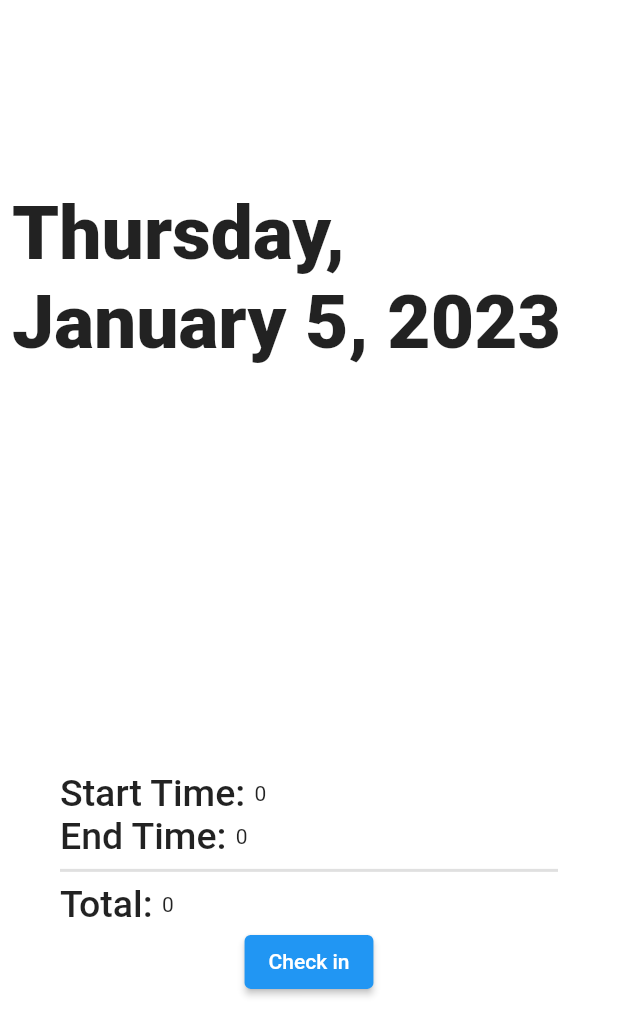
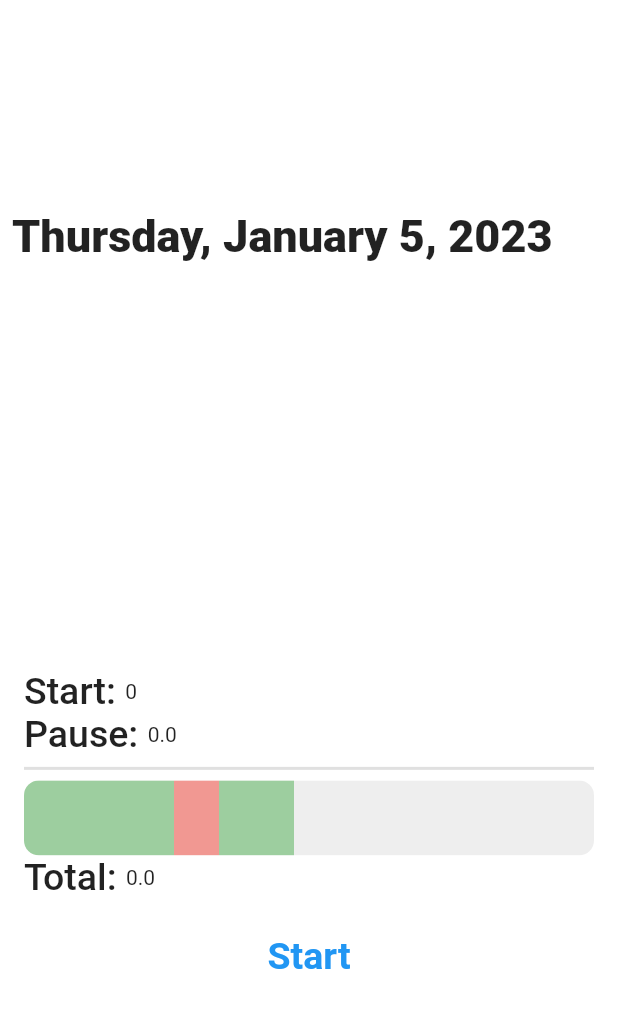
Before and after one commit to Ahmed-Khalifa/my_timesheet, a Flutter app: the screen it shows after launch, on a phone screen of 412 x 824 dp. Shown: the top 1036 px of the screen. Run offline on Flutter 3.47's test engine with Material 2 defaults, Android fonts, the phone set to English and light mode, and no system bars; missing offline and left inert: window_manager.

Commit message:
upload
upload.

```diff
--- /dev/null
+++ b/lib/components/custom_progress_bar.dart
@@ -0,0 +1,42 @@
+import 'package:flutter/material.dart';
+
+class CustomProgressBar extends StatefulWidget {
+  const CustomProgressBar({super.key});
+
+  @override
+  State<CustomProgressBar> createState() => _CustomProgressBarState();
+}
+
+class _CustomProgressBarState extends State<CustomProgressBar> {
+  final double progressHeight = 50.0;
+  @override
+  Widget build(BuildContext context) {
+    return ClipRRect(
+      borderRadius: BorderRadius.circular(10.0),
+      child: Container(
+        color: const Color.fromARGB(255, 238, 238, 238),
+        child: Row(
+          children: [
+            SizedBox(
+              height: progressHeight,
+              width: 100,
+              child: Container(
+                color: Colors.green.withOpacity(0.50),
+              ),
+            ),
+            Container(
+              height: progressHeight,
+              width: 30,
+              color: Colors.red.withOpacity(0.50),
+            ),
+            Container(
+              height: progressHeight,
+              width: 50,
+              color: Colors.green.withOpacity(0.50),
+            )
+          ],
+        ),
+      ),
+    );
+  }
+}
--- a/lib/components/timer_button.dart
+++ b/lib/components/timer_button.dart
@@ -1,27 +1,78 @@
 import 'package:flutter/material.dart';
 import 'package:intl/intl.dart';
-import 'package:my_timesheet/providers/today_timesheet_provider.dart';
-import 'package:provider/provider.dart';
 
-enum STATE { startTimer, stopTimer }
+enum STATE { startState, stopState }
 
 class TimerButton extends StatefulWidget {
-  TimerButton({super.key});
+  const TimerButton({super.key});
 
   @override
   State<TimerButton> createState() => _TimerButtonState();
 }
 
 class _TimerButtonState extends State<TimerButton> {
+  Map<String, Map<String, dynamic>> workHours = {};
+  Map<String, Map<String, dynamic>> breakHours = {};
+  STATE state = STATE.stopState;
+
+  @override
+  void initState() {
+    //getLastStatus();
+    // TODO: implement initState
+    super.initState();
+  }
+
   //final f = DateFormat('dddd hh:mm');
   final f = DateFormat.MMMEd();
   @override
   Widget build(BuildContext context) {
-    return ElevatedButton(
+    TextButton textButton = TextButton(
       onPressed: () {
         print(f.format(DateTime.now()));
       },
-      child: const Text('Check in'),
+      child: const Padding(
+        padding: EdgeInsets.all(16.0),
+        child: Text(
+          'Start',
+          style: TextStyle(fontSize: 25.0, fontWeight: FontWeight.bold),
+        ),
+      ),
     );
+    if (state == STATE.stopState) {
+      textButton = TextButton(
+        onPressed: () {
+          setState(() {
+            state = STATE.startState;
+          });
+          print('started...');
+          print(f.format(DateTime.now()));
+        },
+        child: const Padding(
+          padding: EdgeInsets.all(16.0),
+          child: Text(
+            'Start',
+            style: TextStyle(fontSize: 25.0, fontWeight: FontWeight.bold),
+          ),
+        ),
+      );
+    } else if (state == STATE.startState) {
+      textButton = TextButton(
+        onPressed: () {
+          setState(() {
+            state = STATE.stopState;
+          });
+          print('stopped...');
+          print(f.format(DateTime.now()));
+        },
+        child: const Padding(
+          padding: EdgeInsets.all(16.0),
+          child: Text(
+            'Stop',
+            style: TextStyle(fontSize: 25.0, fontWeight: FontWeight.bold),
+          ),
+        ),
+      );
+    }
+    return textButton;
   }
 }
--- a/lib/providers/today_timesheet_provider.dart
+++ b/lib/providers/today_timesheet_provider.dart
@@ -1,34 +1,40 @@
 import 'package:flutter/material.dart';
+import 'package:my_timesheet/models/today_model/today_model.dart';
 
 class TodayTimesheetProvider extends ChangeNotifier {
-  int _startTime = 0;
-  int _endTime = 0;
-  int _totalTime = 0;
+  List<TodayModel> todayWorkHours = [];
+
+  final officialWorkHours = 9;
+  int _workStartTime = 0;
+  double _workEndTime = 0.0;
+  double _totalWorkHours = 0;
+  double _totalBreakHours = 0.0;
+  List<String> workHours = [];
 
   void setStartTime(int time) {
-    _startTime = time;
+    _workStartTime = time;
     notifyListeners();
   }
 
-  void setEndTime(int time) {
-    _endTime = time;
-    notifyListeners();
+  // void setEndTime(int time) {
+  //   _endTime = time;
+  //   notifyListeners();
+  // }
+
+  // set setTotalTime(int time) {
+  //   _totalTime = time;
+  //   notifyListeners();
+  // }
+
+  // int getStartTime() {
+  //   return _workStartTime;
+  // }
+
+  double getEndTime() {
+    return _workEndTime;
   }
 
-  set setTotalTime(int time) {
-    _totalTime = time;
-    notifyListeners();
-  }
-
-  int getStartTime() {
-    return _startTime;
-  }
-
-  int getEndTime() {
-    return _endTime;
-  }
-
-  int getTotalTime() {
-    return _totalTime;
+  double getTotalTime() {
+    return _totalWorkHours;
   }
 }
--- a/lib/screens/main_screen.dart
+++ b/lib/screens/main_screen.dart
@@ -1,5 +1,6 @@
 import 'package:flutter/material.dart';
 import 'package:intl/intl.dart';
+import 'package:my_timesheet/components/custom_progress_bar.dart';
 import 'package:my_timesheet/components/timer_button.dart';
 import 'package:my_timesheet/providers/today_timesheet_provider.dart';
 import 'package:provider/provider.dart';
@@ -21,10 +22,10 @@ class MainScreen extends StatelessWidget {
               DateFormat.yMMMMEEEEd().format(DateTime.now()),
               textAlign: TextAlign.left,
               style:
-                  const TextStyle(fontSize: 50.0, fontWeight: FontWeight.w900),
+                  const TextStyle(fontSize: 30.0, fontWeight: FontWeight.w900),
             ),
             Container(
-              padding: const EdgeInsets.all(32.0),
+              padding: const EdgeInsets.all(8.0),
               // decoration: const BoxDecoration(
               //     boxShadow: [
               //       BoxShadow(
@@ -40,7 +41,7 @@ class MainScreen extends StatelessWidget {
                   Row(
                     children: [
                       const Text(
-                        'Start Time: ',
+                        'Start: ',
                         style: TextStyle(
                             fontSize: 25.0, fontWeight: FontWeight.w500),
                       ),
@@ -50,7 +51,7 @@ class MainScreen extends StatelessWidget {
                   ),
                   Row(
                     children: [
-                      const Text('End Time: ',
+                      const Text('Pause: ',
                           style: TextStyle(
                               fontSize: 25.0, fontWeight: FontWeight.w500)),
                       Text(Provider.of<TodayTimesheetProvider>(context)
@@ -61,6 +62,7 @@ class MainScreen extends StatelessWidget {
                   const Divider(
                     thickness: 2.0,
                   ),
+                  const CustomProgressBar(),
                   Row(
                     children: [
                       const Text('Total: ',
```
Also changed, not shown: lib/models/today_model/today_model.dart (added, +44 -0 lines).
